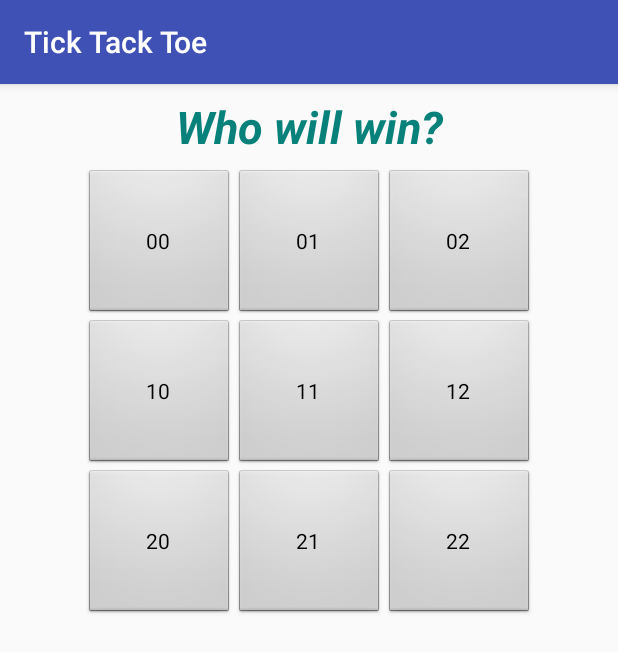
After one commit to Duboviy91/tick-tack-toe-edu, an Android app: the ButtonActivity screen opened directly, with no data from a screen before it, on a phone screen of 412 x 824 dp. The commit adds this screen. Shown: the top 652 px of the screen. Run offline under Robolectric (Android 15) with nearby library versions, the phone set to English and light mode, and no system bars.

Commit message:
Naive android app)

```diff
--- /dev/null
+++ b/android/src/main/java/org/pribyshchuk/ttt/android/ButtonActivity.java
@@ -0,0 +1,121 @@
+package org.pribyshchuk.ttt.android;
+
+import android.os.Bundle;
+import android.support.v7.app.AppCompatActivity;
+import android.util.Log;
+import android.view.View;
+import android.widget.Button;
+import android.widget.Toast;
+
+
+public class ButtonActivity extends AppCompatActivity {
+
+    private static final String TAG = "myLog";
+
+    private int getWinner(){
+        for (i = 0; i < 3; i++){
+            if (map[i][0] == map[i][1] && map[i][1] == map[i][2]){
+                return map[i][0];
+            }
+        }
+        for (j = 0; j < 3; j++){
+            if (map[0][j] == map[1][j] && map[1][j] == map[2][j]){
+                return map[0][j];
+            }
+        }
+        if (map[0][0] == map[1][1] && map[1][1] == map[2][2]){
+            return map[0][0];
+        }else if (map[0][2] == map[1][1] && map[1][1] == map[2][0]){
+            return map[2][0];
+        }else {
+            for (i = 0; i < 3; i++){
+                for(j = 0; j < 3; j++){
+                    if (map [i][j] == 0) {
+                    return 0;
+                }
+                }
+            }
+        }
+        return -1;
+    }
+
+
+
+    int [] arrayButton = {R.id.button00, R.id.button01, R.id.button02,
+                          R.id.button10, R.id.button11, R.id.button12,
+                          R.id.button20, R.id.button21, R.id.button22};
+
+    Button[] quantityButton = new Button[arrayButton.length];
+
+    String playerX = "X";
+    String playerO = "O";
+    int nextPlayer = 1;
+    int i;
+    int j;
+    int[][]map = new int[3][3];
+
+
+
+    @Override
+    protected void onCreate(Bundle savedInstanceState) {
+        super.onCreate(savedInstanceState);
+        setContentView(R.layout.activity_button);
+
+
+        for (i = 0; i < arrayButton.length; i++) {
+            quantityButton[i] = findViewById(arrayButton[i]);
+            quantityButton[i].setOnClickListener(new View.OnClickListener() {
+                @Override
+                public void onClick(View v) {
+                    int index = 0;
+                    Button button = (Button) v;
+                    for (i = 0; i < quantityButton.length; i++) {
+                        if (button == quantityButton[i]) {
+                            index = i;
+                            break;
+                        }
+                    }
+                    Log.d(TAG, "index=" + index + " text=" + button.getText());
+
+                    int j = index % 3;
+                    int i = index / 3;
+
+                    Log.d(TAG, "i=" + i + " j=" + j);
+
+                    if (map[i][j] == 0) {
+                        map[i][j] = nextPlayer;
+                        if (nextPlayer == 1) {
+                            nextPlayer = 2;
+                        } else if (nextPlayer == 2) {
+                            nextPlayer = 1;
+                        }
+                        button.setText(nextPlayer == 1 ? playerO : playerX);
+                    }
+
+                    int winner = getWinner();
+                    if (winner != 0){
+                        if (winner == -1){
+                            Toast toast = Toast.makeText(getApplicationContext(),
+                                    "No winner!", Toast.LENGTH_SHORT);
+                            toast.show();
+                        }else {
+                            Toast toast = Toast.makeText(getApplicationContext(),
+                                    "Winner " + winner, Toast.LENGTH_SHORT);
+                            toast.show();
+                        }
+
+                    }
+                }
+
+
+            });
+
+        }
+
+
+
+
+
+    }
+
+}
--- /dev/null
+++ b/android/src/main/res/layout/activity_button.xml
@@ -0,0 +1,126 @@
+<?xml version="1.0" encoding="utf-8"?>
+<android.support.constraint.ConstraintLayout xmlns:android="http://schemas.android.com/apk/res/android"
+    xmlns:app="http://schemas.android.com/apk/res-auto"
+    xmlns:tools="http://schemas.android.com/tools"
+    android:layout_width="match_parent"
+    android:layout_height="match_parent"
+    tools:context="org.pribyshchuk.ttt.android.MainActivity"
+    tools:layout_editor_absoluteY="81dp">
+
+    <TextView
+        android:id="@+id/textViewTitle"
+        android:layout_width="wrap_content"
+        android:layout_height="0dp"
+        android:layout_marginTop="8dp"
+        android:text="@string/textViewTitle"
+        android:textSize="30sp"
+        android:textStyle="bold|italic"
+        android:textColor="@color/textViewTitle"
+        app:layout_constraintEnd_toEndOf="parent"
+        app:layout_constraintStart_toStartOf="parent"
+        app:layout_constraintTop_toTopOf="parent" />
+
+    <LinearLayout
+        android:id="@+id/LinearLayout1"
+        android:layout_width="wrap_content"
+        android:layout_height="wrap_content"
+        android:layout_marginTop="8dp"
+        android:orientation="horizontal"
+        app:layout_constraintEnd_toEndOf="parent"
+        app:layout_constraintStart_toStartOf="parent"
+        app:layout_constraintTop_toBottomOf="@+id/textViewTitle">
+
+        <Button
+            android:id="@+id/button00"
+            style="@android:style/Widget.Button"
+            android:layout_width="100dp"
+            android:layout_height="100dp"
+            android:layout_weight="1"
+            android:text="@string/button00" />
+
+        <Button
+            android:id="@+id/button01"
+            style="@android:style/Widget.Button"
+            android:layout_width="100dp"
+            android:layout_height="100dp"
+            android:layout_weight="1"
+            android:text="@string/button01" />
+
+        <Button
+            android:id="@+id/button02"
+            style="@android:style/Widget.Button"
+            android:layout_width="100dp"
+            android:layout_height="100dp"
+            android:layout_weight="1"
+            android:text="@string/button02" />
+    </LinearLayout>
+
+    <LinearLayout
+        android:id="@+id/LinearLayout2"
+        android:layout_width="wrap_content"
+        android:layout_height="wrap_content"
+        android:orientation="horizontal"
+        app:layout_constraintEnd_toEndOf="parent"
+        app:layout_constraintStart_toStartOf="parent"
+        app:layout_constraintTop_toBottomOf="@+id/LinearLayout1">
+
+        <Button
+            android:id="@+id/button10"
+            style="@android:style/Widget.Button"
+            android:layout_width="100dp"
+            android:layout_height="100dp"
+            android:layout_weight="1"
+            android:text="@string/button10" />
+
+        <Button
+            android:id="@+id/button11"
+            style="@android:style/Widget.Button"
+            android:layout_width="100dp"
+            android:layout_height="100dp"
+            android:layout_weight="1"
+            android:text="@string/button11" />
+
+        <Button
+            android:id="@+id/button12"
+            style="@android:style/Widget.Button"
+            android:layout_width="100dp"
+            android:layout_height="100dp"
+            android:layout_weight="1"
+            android:text="@string/button12" />
+    </LinearLayout>
+
+    <LinearLayout
+        android:id="@+id/LinearLayout3"
+        android:layout_width="wrap_content"
+        android:layout_height="wrap_content"
+        android:orientation="horizontal"
+        app:layout_constraintEnd_toEndOf="parent"
+        app:layout_constraintStart_toStartOf="parent"
+        app:layout_constraintTop_toBottomOf="@+id/LinearLayout2">
+
+        <Button
+            android:id="@+id/button20"
+            style="@android:style/Widget.Button"
+            android:layout_width="100dp"
+            android:layout_height="100dp"
+            android:layout_weight="1"
+            android:text="@string/button20" />
+
+        <Button
+            android:id="@+id/button21"
+            style="@android:style/Widget.Button"
+            android:layout_width="100dp"
+            android:layout_height="100dp"
+            android:layout_weight="1"
+            android:text="@string/button21" />
+
+        <Button
+            android:id="@+id/button22"
+            style="@android:style/Widget.Button"
+            android:layout_width="100dp"
+            android:layout_height="100dp"
+            android:layout_weight="1"
+            android:text="@string/button22" />
+    </LinearLayout>/>
+
+</android.support.constraint.ConstraintLayout>
--- a/android/src/main/res/values/colors.xml
+++ b/android/src/main/res/values/colors.xml
@@ -3,4 +3,5 @@
     <color name="colorPrimary">#3F51B5</color>
     <color name="colorPrimaryDark">#303F9F</color>
     <color name="colorAccent">#FF4081</color>
+    <color name="textViewTitle">#08817b</color>
 </resources>
--- a/android/src/main/res/values/strings.xml
+++ b/android/src/main/res/values/strings.xml
@@ -1,3 +1,16 @@
 <resources>
-    <string name="app_name">My Application</string>
+    <string name="app_name">Tick Tack Toe</string>
+    <string name="button_draw">Game with draw</string>
+    <string name="button_button">Game with buttons</string>
+    <string name="textViewTitle">Who will win?</string>
+    <string name="button00">00</string>
+    <string name="button01">01</string>
+    <string name="button02">02</string>
+    <string name="button10">10</string>
+    <string name="button11">11</string>
+    <string name="button12">12</string>
+    <string name="button20">20</string>
+    <string name="button21">21</string>
+    <string name="button22">22</string>
+    <string name="textViewButton">X</string>
 </resources>
```
Also changed, not shown: android/src/main/AndroidManifest.xml (+7 -0 lines), android/src/main/java/org/pribyshchuk/ttt/android/DrawActivity.java (added, +139 -0 lines), android/src/main/java/org/pribyshchuk/ttt/android/MainActivity.java (+34 -1 lines), android/src/main/res/layout/activity_main.xml (+20 -10 lines).
